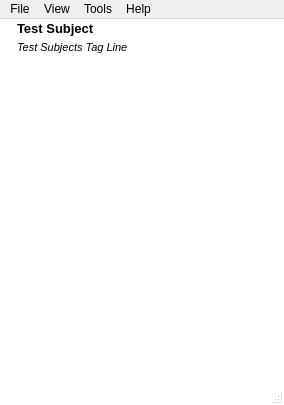
First picture: the form in src/maidsafe/lifestuff/ui/pd.ui, repository maidsafe-archive/MaidSafe-Encrypt, before the edit.
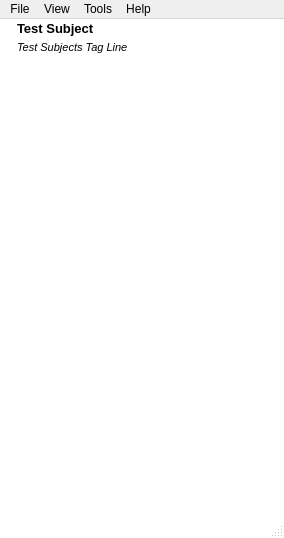
Second picture: the form after the edit. Icons and pictures are not drawn.

The edit to the form file:
```diff
--- a/src/maidsafe/lifestuff/ui/pd.ui
+++ b/src/maidsafe/lifestuff/ui/pd.ui
@@ -7,7 +7,7 @@
     <x>0</x>
     <y>0</y>
     <width>284</width>
-    <height>405</height>
+    <height>538</height>
    </rect>
   </property>
   <property name="sizePolicy">
```
Left out of the diff: 3 changed lines with no effect on the pictures.
